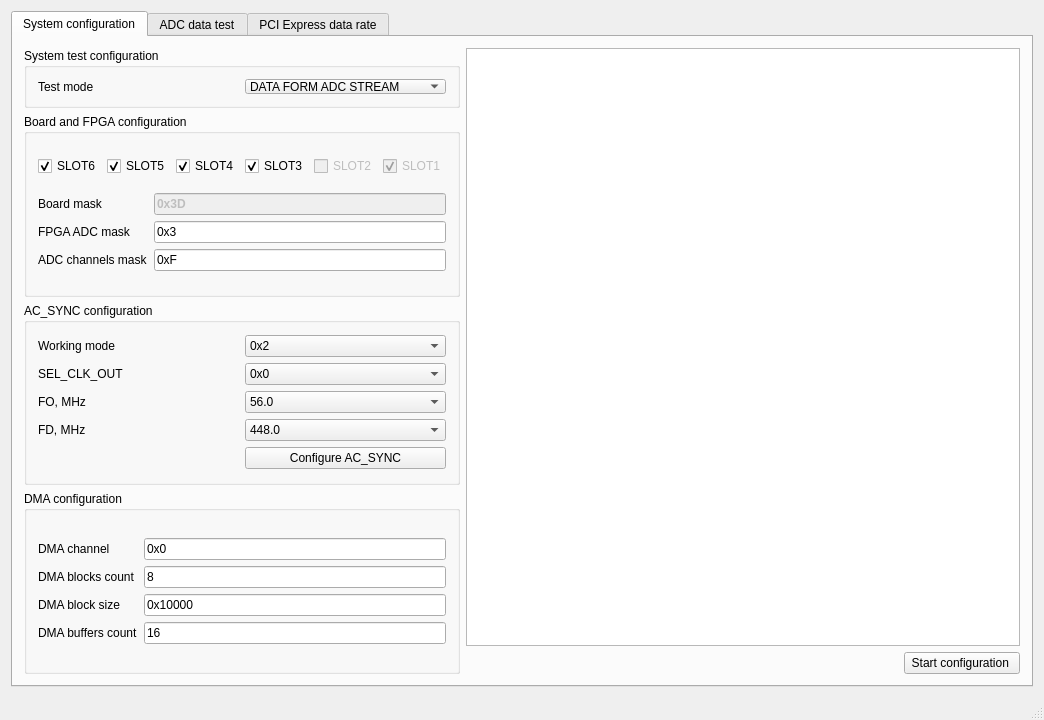
karakozov/mainstream, file gui/mainwindow.ui: the form before one commit.
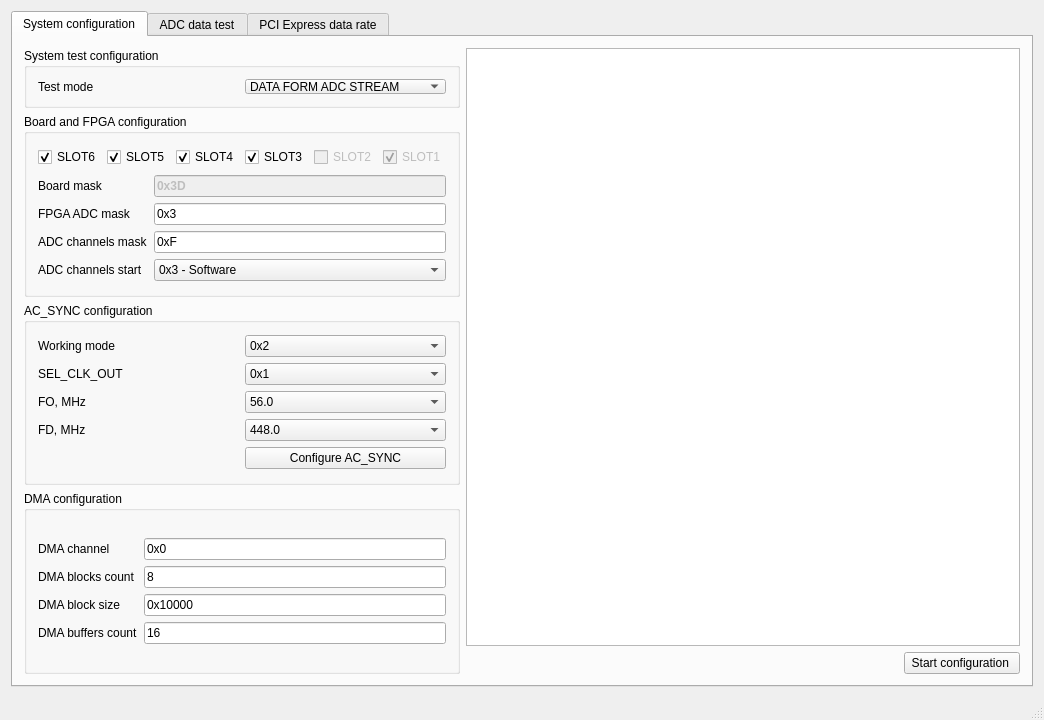
The form after the commit.

Commit message: Add support adc start param in GUI

Diff of the .ui file:
```diff
--- a/gui/mainwindow.ui
+++ b/gui/mainwindow.ui
@@ -216,6 +216,27 @@
                  </property>
                 </widget>
                </item>
+               <item row="3" column="0">
+                <widget class="QLabel" name="label_10">
+                 <property name="text">
+                  <string>ADC channels start</string>
+                 </property>
+                </widget>
+               </item>
+               <item row="3" column="1">
+                <widget class="QComboBox" name="cbAdcStartSource">
+                 <item>
+                  <property name="text">
+                   <string>0x3 - Software</string>
+                  </property>
+                 </item>
+                 <item>
+                  <property name="text">
+                   <string>0x2 - Hardware</string>
+                  </property>
+                 </item>
+                </widget>
+               </item>
               </layout>
              </item>
             </layout>
@@ -252,6 +273,9 @@
                </item>
                <item row="1" column="1">
                 <widget class="QComboBox" name="cbSyncSelClkOut">
+                 <property name="currentIndex">
+                  <number>1</number>
+                 </property>
                  <item>
                   <property name="text">
                    <string>0x0</string>
```
Left out of the diff: 2 changed lines with no effect on the pictures. The commit also changes 2 other files.
